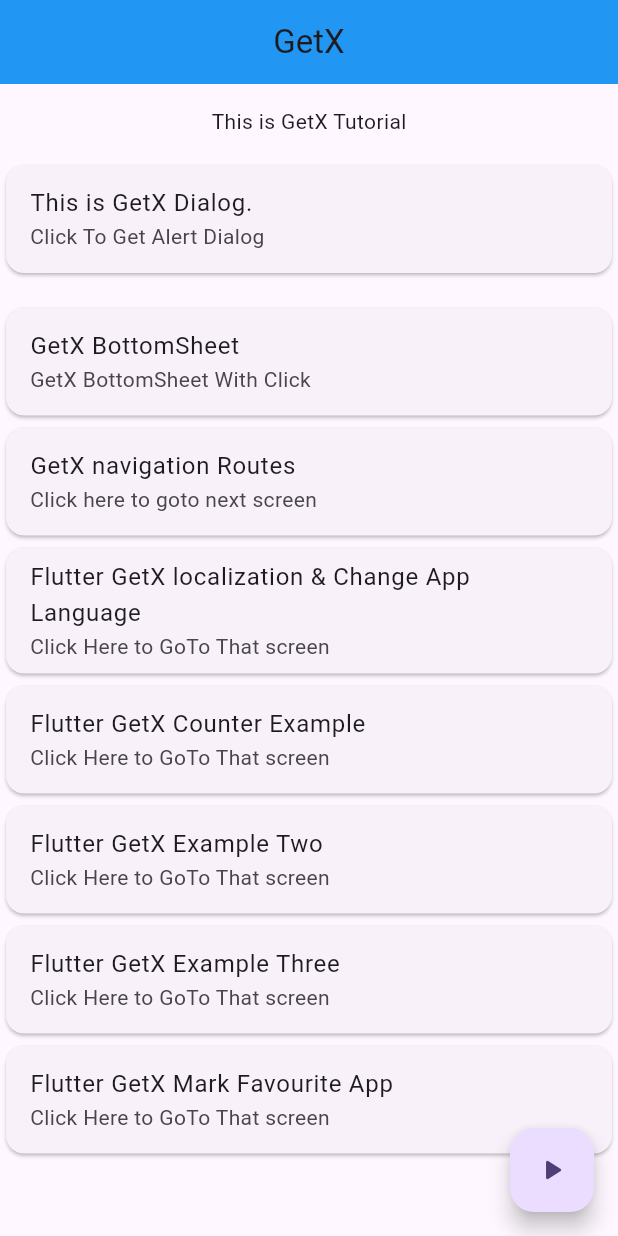
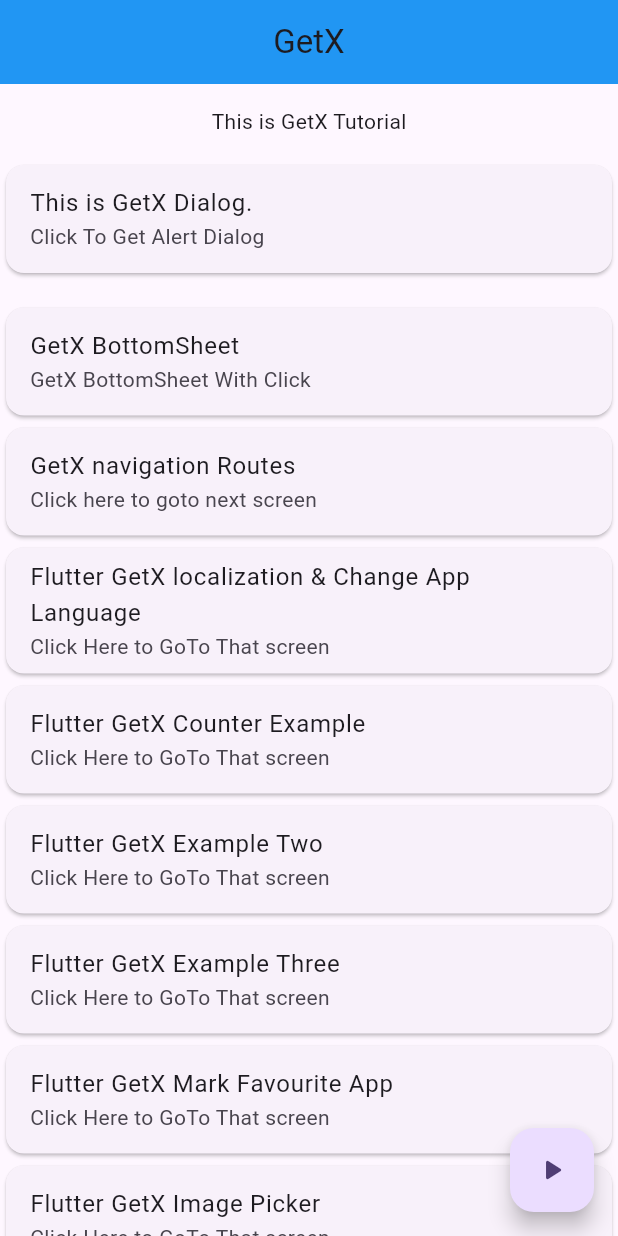
Before and after one commit to rn-byte/State_management, a Flutter app: the screen it shows after launch, on a phone screen of 412 x 824 dp. Run offline on Flutter 3.47's test engine with Material 3 defaults, Android fonts, the phone set to English and light mode, and no system bars; our stand-ins replace get, image_picker.

Commit message:
Flutter GetX Image Picker added

```diff
--- a/getx_st_mgmt/lib/Views/home_view.dart
+++ b/getx_st_mgmt/lib/Views/home_view.dart
@@ -156,6 +156,15 @@ class _HomeViewState extends State<HomeView> {
                   subtitle: const Text('Click Here to GoTo That screen'),
                 ),
               ),
+              Card(
+                child: ListTile(
+                  onTap: () {
+                    Get.toNamed('/ImagePickerView');
+                  },
+                  title: const Text('Flutter GetX Image Picker'),
+                  subtitle: const Text('Click Here to GoTo That screen'),
+                ),
+              ),
             ],
           ),
         ),
--- /dev/null
+++ b/getx_st_mgmt/lib/controller/image_picker_controller.dart
@@ -0,0 +1,13 @@
+import 'package:get/get.dart';
+import 'package:image_picker/image_picker.dart';
+
+class ImagePickerController extends GetxController {
+  RxString imagePath = ''.obs;
+  Future getImage() async {
+    final ImagePicker picker = ImagePicker();
+    final image = await picker.pickImage(source: ImageSource.gallery);
+    if (image != null) {
+      imagePath.value = image.path.toString();
+    }
+  }
+}
--- a/getx_st_mgmt/lib/main.dart
+++ b/getx_st_mgmt/lib/main.dart
@@ -3,6 +3,7 @@ import 'package:get/get.dart';
 import 'package:getx_st_mgmt/Views/counter_view.dart';
 import 'package:getx_st_mgmt/Views/example_three.dart';
 import 'package:getx_st_mgmt/Views/example_two.dart';
+import 'package:getx_st_mgmt/Views/image_picker_view.dart';
 import 'package:getx_st_mgmt/Views/language_translation.dart';
 import 'package:getx_st_mgmt/Views/screen_one.dart';
 import 'package:getx_st_mgmt/Views/screen_two.dart';
@@ -43,6 +44,7 @@ class MyApp extends StatelessWidget {
         GetPage(name: '/ExampleTwo', page: () => const ExampleTwo()),
         GetPage(name: '/ExampleThree', page: () => const ExampleThree()),
         GetPage(name: '/FavAppScreen', page: () => const FavAppScreen()),
+        GetPage(name: '/ImagePickerView', page: () => const ImagePickerView()),
         GetPage(name: '/ScreenTwo', page: () => const ScreenTwo()),
         GetPage(
             name: '/LangTranslationScr',
```
Also changed, not shown: getx_st_mgmt/lib/Views/image_picker_view.dart (added, +51 -0 lines).
